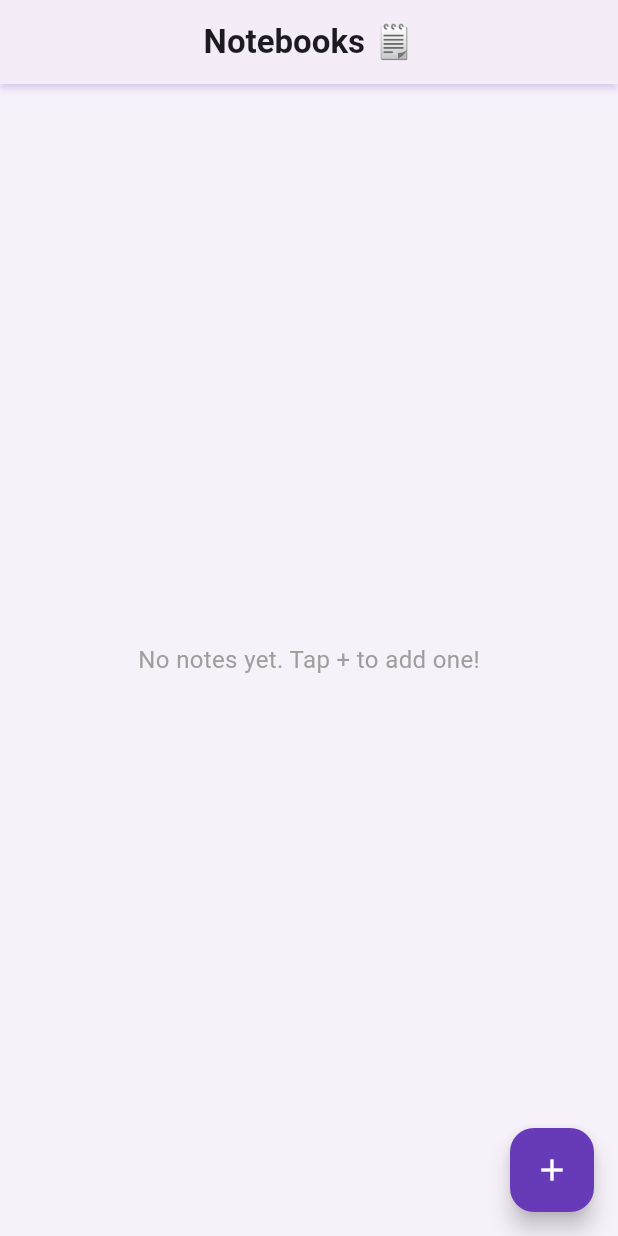
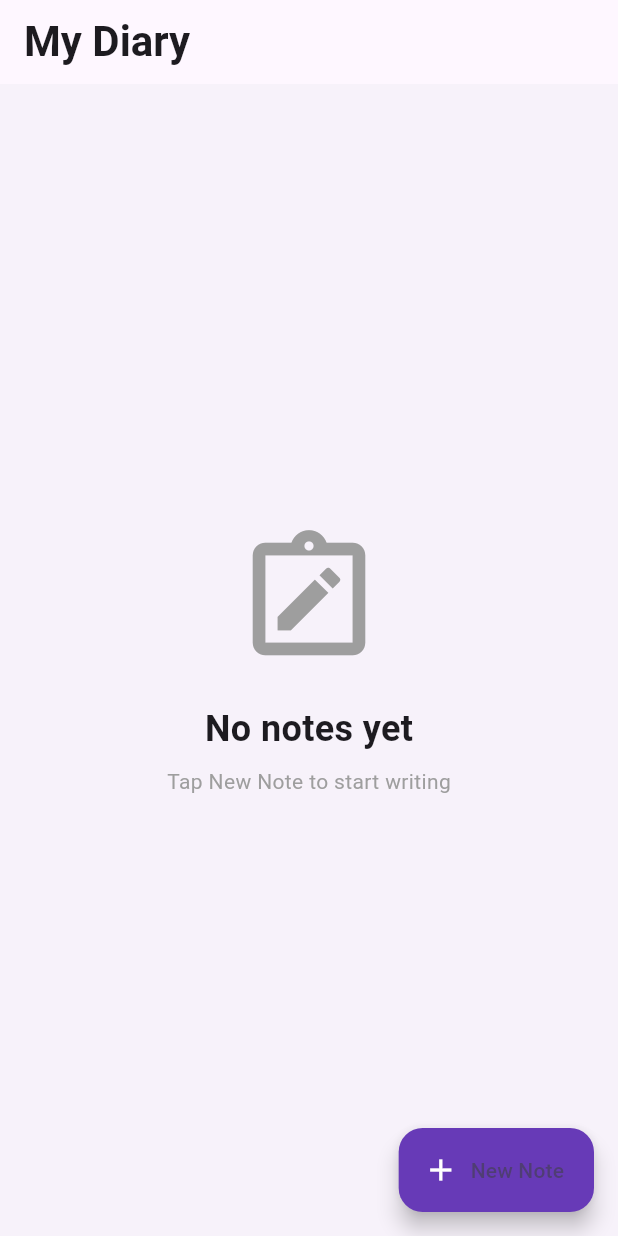
Before and after one commit to MuhammadRahman2/dart-flutter-journey, a Flutter app: the screen it shows after launch, on a phone screen of 412 x 824 dp. Run offline on Flutter 3.47's test engine with Material 3 defaults, Android fonts, the phone set to English and light mode, and no system bars.

Commit message:
note funtion done

```diff
--- a/week4_note/my_diary/lib/main.dart
+++ b/week4_note/my_diary/lib/main.dart
@@ -14,8 +14,9 @@ class MyDiary extends StatelessWidget {
       title: 'My Diary',
       debugShowCheckedModeBanner: false,
       theme: ThemeData(
+        useMaterial3: true,
         colorScheme: ColorScheme.fromSeed(seedColor: Colors.deepPurple),
-        useMaterial3: true,
+        scaffoldBackgroundColor: const Color(0xffF8F7FC),
       ),
       home: MyDiaryHomePage(),
     );
--- a/week4_note/my_diary/lib/pages/mydiary_home_page.dart
+++ b/week4_note/my_diary/lib/pages/mydiary_home_page.dart
@@ -30,46 +30,41 @@ class _MyDiaryHomePageState extends State<MyDiaryHomePage> {
     return Scaffold(
       backgroundColor: const Color(0xFFF7F2FA),
       appBar: AppBar(
+        elevation: 0,
+        centerTitle: false,
         title: const Text(
-          'Notebooks 🗒️',
-          style: TextStyle(fontWeight: FontWeight.bold),
+          'My Diary',
+          style: TextStyle(fontSize: 28, fontWeight: FontWeight.bold),
         ),
-        centerTitle: true,
-        elevation: 2,
         shadowColor: Colors.deepPurpleAccent.withValues(alpha: 0.3),
       ),
       body: Padding(
         padding: EdgeInsets.all(12.0),
         child: _notes.isEmpty
-            ? const Center(
-                child: Text(
-                  "No notes yet. Tap + to add one!",
-                  style: TextStyle(fontSize: 16, color: Colors.grey),
-                ),
-              )
-            : GridView.builder(
+            ? NoData()
+            : ListView.builder(
                 itemCount: _notes.length,
-                gridDelegate: SliverGridDelegateWithFixedCrossAxisCount(
-                  crossAxisCount: 2,
-                  mainAxisSpacing: 12,
-                  crossAxisSpacing: 12,
-                  childAspectRatio: 3 / 2,
-                ),
                 itemBuilder: (context, index) {
                   final note = _notes[index];
                   return NoteCard(
                     title: note['title']!,
                     content: note['content']!,
-                    onTap: () => _updateTheValue(index),
-                    onLongTap: () =>  deleteValue(context, index),
-
+                    onEditTap: () => _updateTheValue(index),
+                    onDeleteTap: () => deleteValue(context, index),
                   );
                 },
               ),
       ),
-      floatingActionButton: FloatingActionButton(
+      floatingActionButton: FloatingActionButton.extended(
         backgroundColor: Colors.deepPurple,
-        onPressed: () async {
+        onPressed: () => addData(context),
+        icon: const Icon(Icons.add, color: Colors.white),
+        label: const Text("New Note"),
+      ),
+    );
+  }
+
+  Future<void> addData(BuildContext context) async {
     final newNote = await Navigator.push(
       context,
       MaterialPageRoute(builder: (context) => AddNotePage()),
@@ -80,10 +75,6 @@ class _MyDiaryHomePageState extends State<MyDiaryHomePage> {
         _notes.add(newNote);
       });
     }
-        },
-        child: const Icon(Icons.add, color: Colors.white),
-      ),
-    );
   }
 
   void deleteValue(BuildContext context, int index) {
@@ -126,3 +117,38 @@ class _MyDiaryHomePageState extends State<MyDiaryHomePage> {
     }
   }
 }
+
+class NoData extends StatelessWidget {
+  const NoData({
+    super.key,
+  });
+
+  @override
+  Widget build(BuildContext context) {
+    return const Center(
+        child: Column(
+          mainAxisAlignment: MainAxisAlignment.center,
+          children:  [
+            Icon(
+              Icons.note_alt_outlined,
+              size: 100,
+              color: Colors.grey,
+            ),
+            SizedBox(height: 20),
+            Text(
+              "No notes yet",
+              style: TextStyle(
+                fontSize: 24,
+                fontWeight: FontWeight.bold,
+              ),
+            ),
+            SizedBox(height: 8),
+            Text(
+              "Tap New Note to start writing",
+              style: TextStyle(color: Colors.grey),
+            ),
+          ],
+        ),
+      );
+  }
+}
```
Also changed, not shown: week4_note/my_diary/lib/pages/add_note_page.dart (+27 -7 lines), week4_note/my_diary/lib/widgets/note_card.dart (+32 -18 lines). Lines whose indentation alone changed are shown as unchanged.
